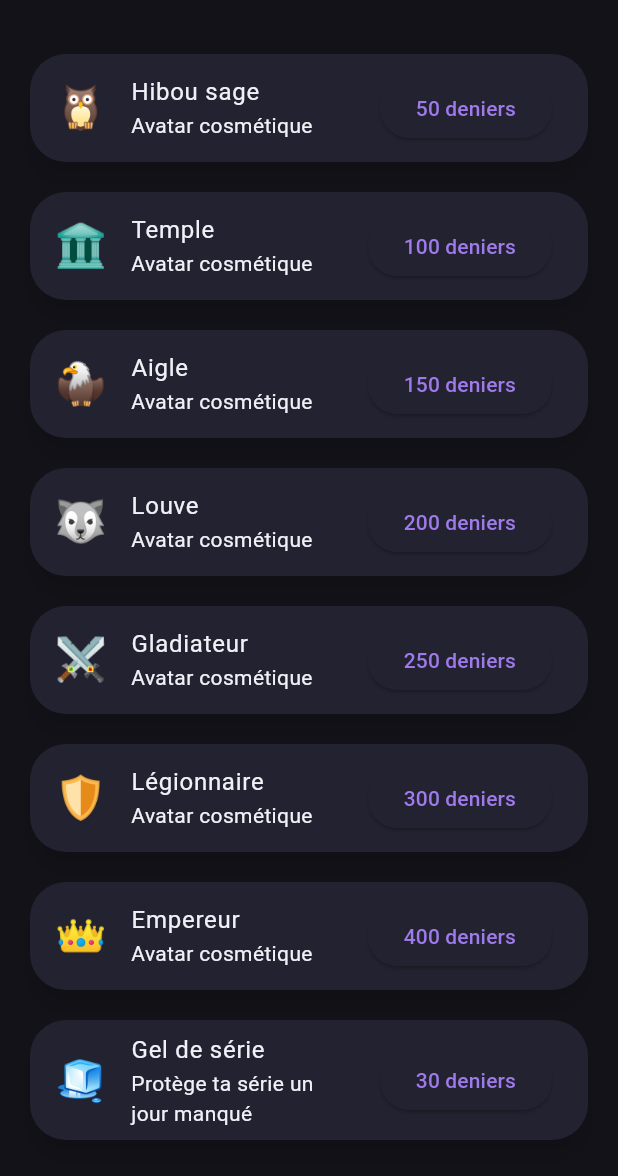
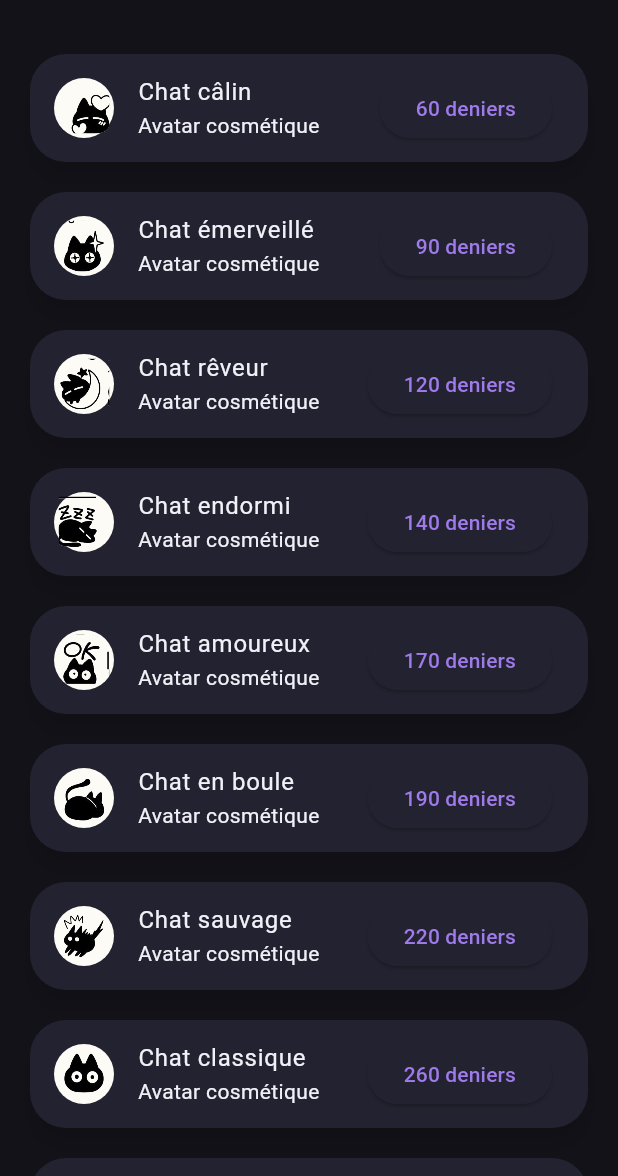
Before and after one commit to FischiSushi/Itinera, a Flutter app: the BoutiqueScreen screen opened directly, on a phone screen of 412 x 824 dp, the part 60-1236 px from its top. Run offline on Flutter 3.47's test engine with Material 3 defaults, Android fonts, the phone set to English and light mode, and no system bars; our stand-ins replace cloud_firestore, firebase_auth, firebase_core, firebase_crashlytics, flutter_local_notifications, flutter_timezone and 4 more; missing offline and left inert: file_selector, fsrs, pdfx; accounts and stored records are empty.

Commit message:
Add purchasable cat avatars, replacing the old emoji shop items
Two sprite sheets the user provided become cropped avatar options
(AvatarGlyphe renders either a plain emoji or a precise crop from
chat_pfp.png / chat_stickers.png, identified by a 'chatpfp:N' /
'chatlecons:N' marker string in the same field ArticleBoutique.emoji
already used for plain emoji). Wired into every avatar display spot
so it works consistently for the local player and for friends synced
through Firestore (Boutique, Parcours header, Compte, Classement,
Défis) — same underlying acheterArticle/equiperAvatar mechanics as
before, just a richer set of avatar choices layered on top with a
light circular backdrop so the artwork reads clearly on dark
backgrounds.

Co-Authored-By: Claude Sonnet 5 <noreply@anthropic.com>

```diff
--- a/lib/main.dart
+++ b/lib/main.dart
@@ -273,6 +273,9 @@ bool depenserCoins(int montant) {
 class ArticleBoutique {
   final String id;
   final String nom;
+  // Historiquement un vrai emoji ; peut aussi être un identifiant
+  // 'chatpfp:N' résolu en image par AvatarGlyphe (voir widgets/avatar_glyphe.dart)
+  // pour les têtes de chat achetables.
   final String emoji;
   final int prix;
   final bool estAvatar;
@@ -286,29 +289,24 @@ class ArticleBoutique {
   });
 }
 
+// Seuls des avatars "chat" (deux planches fournies par l'utilisateur,
+// recadrées par AvatarGlyphe) sont proposés — les anciens avatars emoji
+// (hibou, temple, aigle...) ont été retirés à la demande de l'utilisateur.
 const articlesBoutique = [
-  ArticleBoutique(id: 'avatar_hibou', nom: 'Hibou sage', emoji: '🦉', prix: 50),
-  ArticleBoutique(id: 'avatar_temple', nom: 'Temple', emoji: '🏛️', prix: 100),
-  ArticleBoutique(id: 'avatar_aigle', nom: 'Aigle', emoji: '🦅', prix: 150),
-  ArticleBoutique(id: 'avatar_louve', nom: 'Louve', emoji: '🐺', prix: 200),
-  ArticleBoutique(
-    id: 'avatar_gladiateur',
-    nom: 'Gladiateur',
-    emoji: '⚔️',
-    prix: 250,
-  ),
-  ArticleBoutique(
-    id: 'avatar_legionnaire',
-    nom: 'Légionnaire',
-    emoji: '🛡️',
-    prix: 300,
-  ),
-  ArticleBoutique(
-    id: 'avatar_empereur',
-    nom: 'Empereur',
-    emoji: '👑',
-    prix: 400,
-  ),
+  ArticleBoutique(id: 'avatar_chat_coeur', nom: 'Chat câlin', emoji: 'chatpfp:0', prix: 60),
+  ArticleBoutique(id: 'avatar_chat_etoile', nom: 'Chat émerveillé', emoji: 'chatpfp:7', prix: 90),
+  ArticleBoutique(id: 'avatar_chat_lune', nom: 'Chat rêveur', emoji: 'chatpfp:13', prix: 120),
+  ArticleBoutique(id: 'avatar_chat_dodo', nom: 'Chat endormi', emoji: 'chatpfp:14', prix: 140),
+  ArticleBoutique(id: 'avatar_chat_amour', nom: 'Chat amoureux', emoji: 'chatpfp:18', prix: 170),
+  ArticleBoutique(id: 'avatar_chat_pelote', nom: 'Chat en boule', emoji: 'chatpfp:22', prix: 190),
+  ArticleBoutique(id: 'avatar_chat_sauvage', nom: 'Chat sauvage', emoji: 'chatpfp:27', prix: 220),
+  ArticleBoutique(id: 'avatar_chat_classique', nom: 'Chat classique', emoji: 'chatpfp:37', prix: 260),
+  ArticleBoutique(id: 'avatar_chat_oreilles', nom: 'Chat mutin', emoji: 'chatlecons:0', prix: 110),
+  ArticleBoutique(id: 'avatar_chat_photographe', nom: 'Chat photographe', emoji: 'chatlecons:1', prix: 150),
+  ArticleBoutique(id: 'avatar_chat_yinyang', nom: 'Chat yin-yang', emoji: 'chatlecons:2', prix: 180),
+  ArticleBoutique(id: 'avatar_chat_boule', nom: 'Chat tout rond', emoji: 'chatlecons:3', prix: 200),
+  ArticleBoutique(id: 'avatar_chat_musicien', nom: 'Chat mélomane', emoji: 'chatlecons:4', prix: 230),
+  ArticleBoutique(id: 'avatar_chat_minimal', nom: 'Chat minimal', emoji: 'chatlecons:5', prix: 130),
   ArticleBoutique(
     id: 'gel_serie',
     nom: 'Gel de série',
--- a/lib/screens/boutique_screen.dart
+++ b/lib/screens/boutique_screen.dart
@@ -1,6 +1,7 @@
 import 'package:flutter/material.dart';
 
 import 'package:itinera/main.dart';
+import 'package:itinera/widgets/avatar_glyphe.dart';
 
 // ============================================================
 // BOUTIQUE
@@ -61,10 +62,7 @@ class _BoutiqueScreenState extends State<BoutiqueScreen> {
           for (final article in articlesBoutique) ...[
             Card(
               child: ListTile(
-                leading: Text(
-                  article.emoji,
-                  style: const TextStyle(fontSize: 28),
-                ),
+                leading: AvatarGlyphe(valeur: article.emoji, taille: 40),
 
                 title: Text(article.nom),
 
--- a/lib/screens/classement_screen.dart
+++ b/lib/screens/classement_screen.dart
@@ -4,6 +4,7 @@ import 'package:itinera/main.dart';
 import 'package:itinera/screens/defi_quiz_screen.dart';
 import 'package:itinera/services/duel_service.dart';
 import 'package:itinera/services/social_service.dart';
+import 'package:itinera/widgets/avatar_glyphe.dart';
 
 class ClassementScreen extends StatefulWidget {
   final String monUid;
@@ -122,7 +123,7 @@ class _ClassementScreenState extends State<ClassementScreen> {
                     leading: _MedailleOuRang(rang: rang),
                     title: Row(
                       children: [
-                        Text(profil.avatarEmoji, style: const TextStyle(fontSize: 20)),
+                        AvatarGlyphe(valeur: profil.avatarEmoji, taille: 28),
                         const SizedBox(width: 8),
                         Expanded(
                           child: Text(
--- /dev/null
+++ b/lib/widgets/avatar_glyphe.dart
@@ -0,0 +1,163 @@
+import 'dart:ui' as ui;
+
+import 'package:flutter/material.dart';
+import 'package:flutter/services.dart' show rootBundle;
+
+// Avatar équipé : soit un simple emoji (comportement historique), soit une
+// tête de chat achetable en boutique, recadrée depuis l'une des deux
+// planches fournies par l'utilisateur — reconnues par un préfixe dans la
+// chaîne stockée (ex. 'chatpfp:7', 'chatlecons:2'). Un seul widget
+// centralise l'affichage pour ne pas dupliquer ce test dans chaque écran
+// qui montre un avatar (Boutique, Compte, Classement, Défis...).
+
+const prefixeChatPfp = 'chatpfp:';
+const prefixeChatLecons = 'chatlecons:';
+
+const _cheminChatPfp = 'assets/chat_pfp.png';
+const _colonnesChatPfp = 5;
+const _lignesChatPfp = 8;
+
+const _cheminChatStickers = 'assets/chat_stickers.png';
+
+// La planche "chat_stickers.png" n'est pas une grille régulière (autocollants
+// de tailles et positions très variables) : chaque pose utilisée a donc sa
+// propre zone de recadrage (fractions 0..1), estimée visuellement, plutôt
+// qu'un calcul de grille.
+enum PoseChatStickers {
+  oreillesPointues(Rect.fromLTRB(0.77, 0.06, 0.99, 0.20)),
+  appareilPhoto(Rect.fromLTRB(0.015, 0.335, 0.205, 0.425)),
+  yinYang(Rect.fromLTRB(0.76, 0.30, 0.99, 0.44)),
+  boule(Rect.fromLTRB(0.775, 0.46, 0.975, 0.535)),
+  casqueAudio(Rect.fromLTRB(0.595, 0.225, 0.775, 0.30)),
+  visageSimple(Rect.fromLTRB(0.22, 0.905, 0.42, 0.985));
+
+  final Rect zone;
+
+  const PoseChatStickers(this.zone);
+}
+
+bool estAvatarChatPfp(String valeur) => valeur.startsWith(prefixeChatPfp);
+bool estAvatarChatLecons(String valeur) => valeur.startsWith(prefixeChatLecons);
+bool estAvatarImage(String valeur) =>
+    estAvatarChatPfp(valeur) || estAvatarChatLecons(valeur);
+
+String idChatPfp(int index) => '$prefixeChatPfp$index';
+String idChatStickers(PoseChatStickers pose) =>
+    '$prefixeChatLecons${pose.index}';
+
+class AvatarGlyphe extends StatelessWidget {
+  final String valeur;
+  final double taille;
+
+  // Fond clair derrière l'image, pour que le trait noir + blanc de la
+  // silhouette reste lisible même posé directement sur un fond sombre
+  // (sans lui, seul le fin contour blanc des yeux ressort).
+  final bool fondClair;
+
+  const AvatarGlyphe({
+    super.key,
+    required this.valeur,
+    this.taille = 24,
+    this.fondClair = true,
+  });
+
+  @override
+  Widget build(BuildContext context) {
+    if (!estAvatarImage(valeur)) {
+      return Text(valeur, style: TextStyle(fontSize: taille));
+    }
+
+    final image = SizedBox(
+      width: taille,
+      height: taille,
+      child: FutureBuilder<ui.Image>(
+        future: estAvatarChatPfp(valeur)
+            ? _chargerImage(_cheminChatPfp)
+            : _chargerImage(_cheminChatStickers),
+        builder: (context, snapshot) {
+          final image = snapshot.data;
+          if (image == null) return const SizedBox.shrink();
+
+          return CustomPaint(
+            painter: _RecadragePainter(
+              image: image,
+              zone: estAvatarChatPfp(valeur)
+                  ? _zoneGrilleChatPfp(valeur)
+                  : PoseChatStickers
+                        .values[int.tryParse(
+                              valeur.substring(prefixeChatLecons.length),
+                            ) ??
+                            0]
+                        .zone,
+            ),
+          );
+        },
+      ),
+    );
+
+    if (!fondClair) return image;
+
+    return Container(
+      width: taille,
+      height: taille,
+      padding: EdgeInsets.all(taille * 0.08),
+      decoration: const BoxDecoration(
+        shape: BoxShape.circle,
+        color: Color(0xFFFDFBF5),
+      ),
+      child: image,
+    );
+  }
+
+  Rect _zoneGrilleChatPfp(String valeur) {
+    final index = int.tryParse(valeur.substring(prefixeChatPfp.length)) ?? 0;
+    final colonne = (index % _colonnesChatPfp) / _colonnesChatPfp;
+    final ligne = (index ~/ _colonnesChatPfp) / _lignesChatPfp;
+    return Rect.fromLTWH(
+      colonne,
+      ligne,
+      1 / _colonnesChatPfp,
+      1 / _lignesChatPfp,
+    );
+  }
+}
+
+final Map<String, Future<ui.Image>> _imagesChargees = {};
+
+Future<ui.Image> _chargerImage(String chemin) {
+  return _imagesChargees[chemin] ??= () async {
+    final donnees = await rootBundle.load(chemin);
+    final codec = await ui.instantiateImageCodec(donnees.buffer.asUint8List());
+    final frame = await codec.getNextFrame();
+    return frame.image;
+  }();
+}
+
+class _RecadragePainter extends CustomPainter {
+  final ui.Image image;
+  final Rect zone;
+
+  _RecadragePainter({required this.image, required this.zone});
+
+  @override
+  void paint(Canvas canvas, Size size) {
+    final source = Rect.fromLTRB(
+      zone.left * image.width,
+      zone.top * image.height,
+      zone.right * image.width,
+      zone.bottom * image.height,
+    );
+    final destination = Rect.fromLTWH(0, 0, size.width, size.height);
+
+    canvas.drawImageRect(
+      image,
+      source,
+      destination,
+      Paint()..filterQuality = FilterQuality.high,
+    );
+  }
+
+  @override
+  bool shouldRepaint(covariant _RecadragePainter oldDelegate) =>
+      oldDelegate.image != image || oldDelegate.zone != zone;
+}
--- a/pubspec.yaml
+++ b/pubspec.yaml
@@ -74,6 +74,11 @@ flutter:
 
   assets:
     - assets/henri_kugener/
+    - assets/chats_silhouettes.png
+    - assets/ciel_etoile.jpg
+    - assets/chat_pfp.png
+    - assets/chat_stickers.png
+    - assets/stars_starry_sky_night_182857_3840x2160.jpg
 
   # To add assets to your application, add an assets section, like this:
   # assets:
```
Also changed, not shown: lib/screens/compte_screen.dart (+16 -8 lines), lib/screens/defis_screen.dart (+6 -5 lines), assets/chat_pfp.png (added), assets/chat_stickers.png (added).
